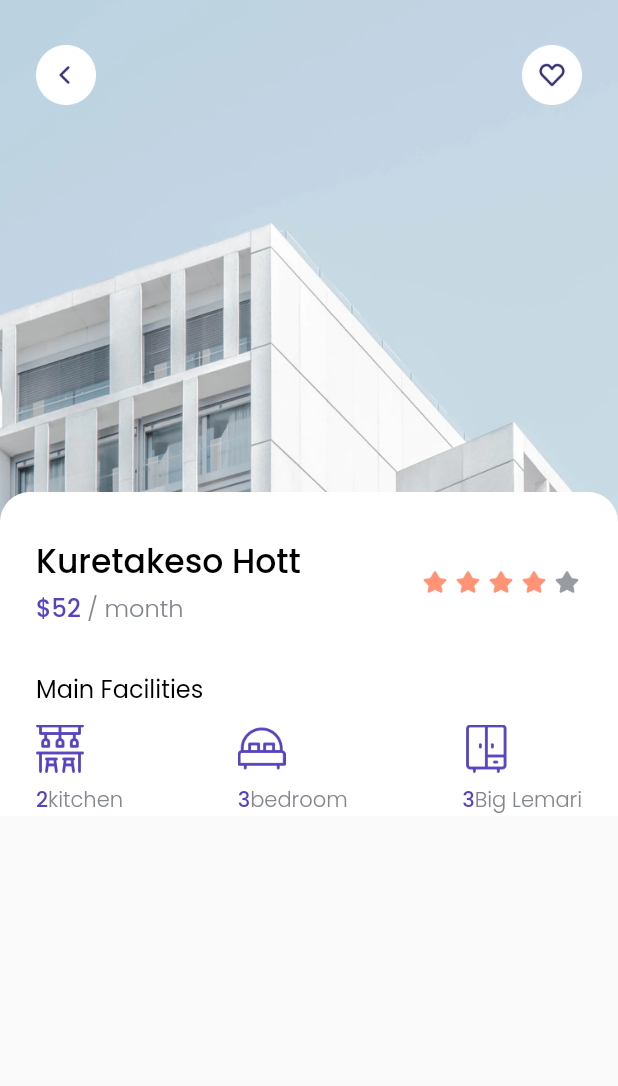
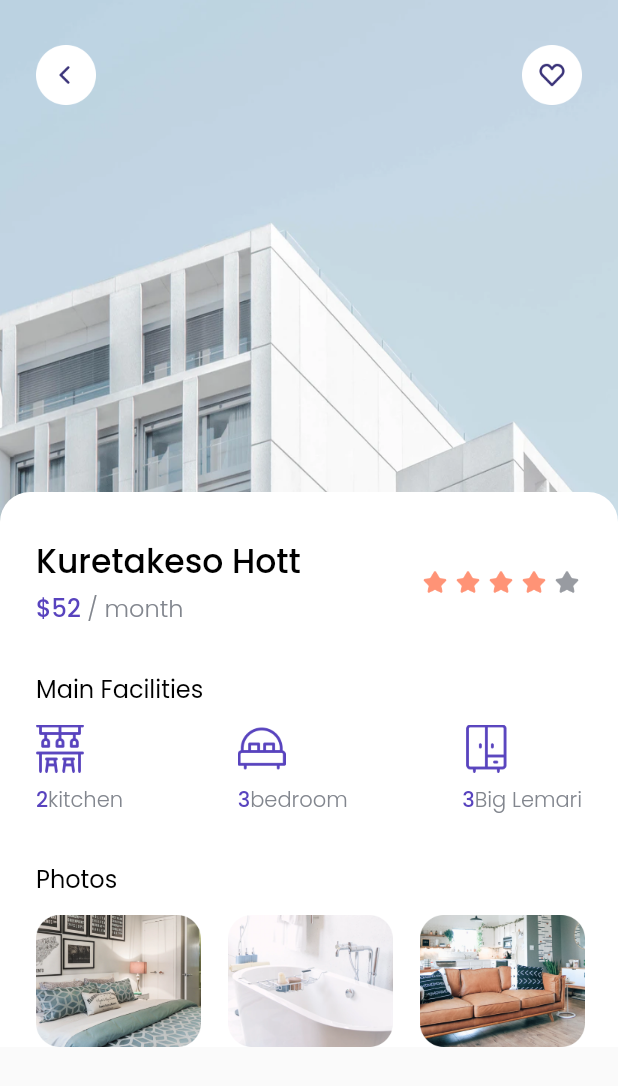
Before and after one commit to parhanhambali/cozy, a Flutter app: the DetailPage screen opened directly, on a phone screen of 412 x 824 dp. Shown: the top 1086 px of the screen. Run offline on Flutter 3.47's test engine with Material 2 defaults, Android fonts, the phone set to English and light mode, and no system bars; our stand-ins replace google_fonts.

Commit message:
menambahkan photos di detail page

```diff
--- a/lib/pages/detail_page.dart
+++ b/lib/pages/detail_page.dart
@@ -178,6 +178,57 @@ class DetailPage extends StatelessWidget {
                           ],
                         ),
                       ),
+                      SizedBox(
+                        height: 30,
+                      ),
+                      // NOTE : PHOTO
+                      Padding(
+                        padding: EdgeInsets.only(left: edge),
+                        child: Text(
+                          'Photos',
+                          style: regularTextStyle.copyWith(
+                            fontSize: 16,
+                          ),
+                        ),
+                      ),
+                      SizedBox(
+                        height: 12,
+                      ),
+                      Container(
+                        height: 88,
+                        child: ListView(
+                          scrollDirection: Axis.horizontal,
+                          children: [
+                            SizedBox(
+                              width: edge,
+                            ),
+                            Image.asset(
+                              'assets/images/photo1.png',
+                              width: 110,
+                              height: 88,
+                              fit: BoxFit.cover,
+                            ),
+                            SizedBox(
+                              width: 18,
+                            ),
+                            Image.asset(
+                              'assets/images/photo2.png',
+                              width: 110,
+                              height: 88,
+                              fit: BoxFit.cover,
+                            ),
+                            SizedBox(
+                              width: 18,
+                            ),
+                            Image.asset(
+                              'assets/images/photo3.png',
+                              width: 110,
+                              height: 88,
+                              fit: BoxFit.cover,
+                            ),
+                          ],
+                        ),
+                      ),
                     ],
                   ),
                 ),
```
